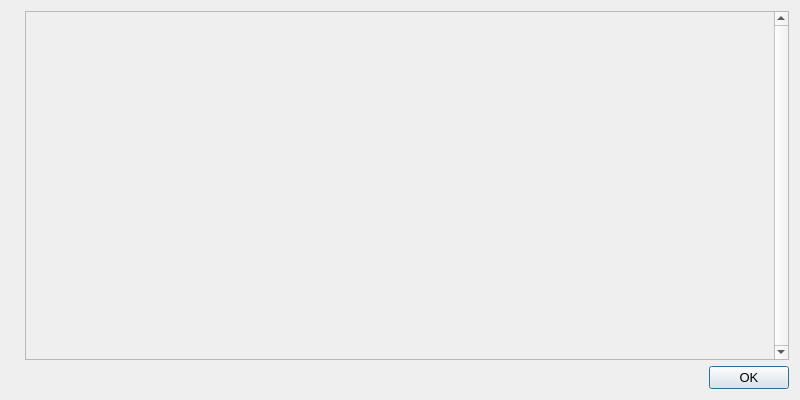
First picture: the form in src/qt/forms/helpmessagedialog.ui, repository Animecointeam/Animecoin, before the edit.
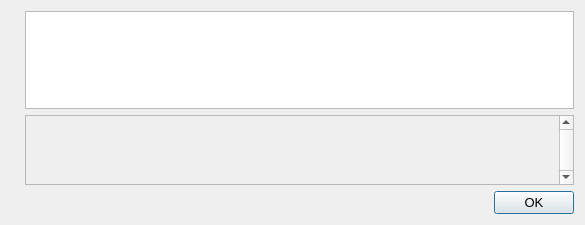
Second picture: the form after the edit. Icons and pictures are not drawn.

Patch:
```diff
--- a/src/qt/forms/helpmessagedialog.ui
+++ b/src/qt/forms/helpmessagedialog.ui
@@ -6,8 +6,8 @@
    <rect>
     <x>0</x>
     <y>0</y>
-    <width>800</width>
-    <height>400</height>
+    <width>585</width>
+    <height>225</height>
    </rect>
   </property>
   <property name="font">
@@ -34,6 +34,13 @@
    </item>
    <item>
     <layout class="QVBoxLayout" name="verticalLayout">
+     <item>
+      <widget class="QTextEdit" name="helpMessage">
+       <property name="readOnly">
+        <bool>true</bool>
+       </property>
+      </widget>
+     </item>
      <item>
       <widget class="QScrollArea" name="scrollArea">
        <property name="verticalScrollBarPolicy">
@@ -47,8 +54,8 @@
          <rect>
           <x>0</x>
           <y>0</y>
-          <width>659</width>
-          <height>348</height>
+          <width>447</width>
+          <height>68</height>
          </rect>
         </property>
         <layout class="QVBoxLayout" name="verticalLayout_2">
@@ -60,6 +67,9 @@
            <property name="textFormat">
             <enum>Qt::PlainText</enum>
            </property>
+           <property name="alignment">
+            <set>Qt::AlignLeading|Qt::AlignLeft|Qt::AlignTop</set>
+           </property>
            <property name="openExternalLinks">
             <bool>true</bool>
            </property>
```
Left out of the diff: 2 changed lines with no effect on the pictures.
